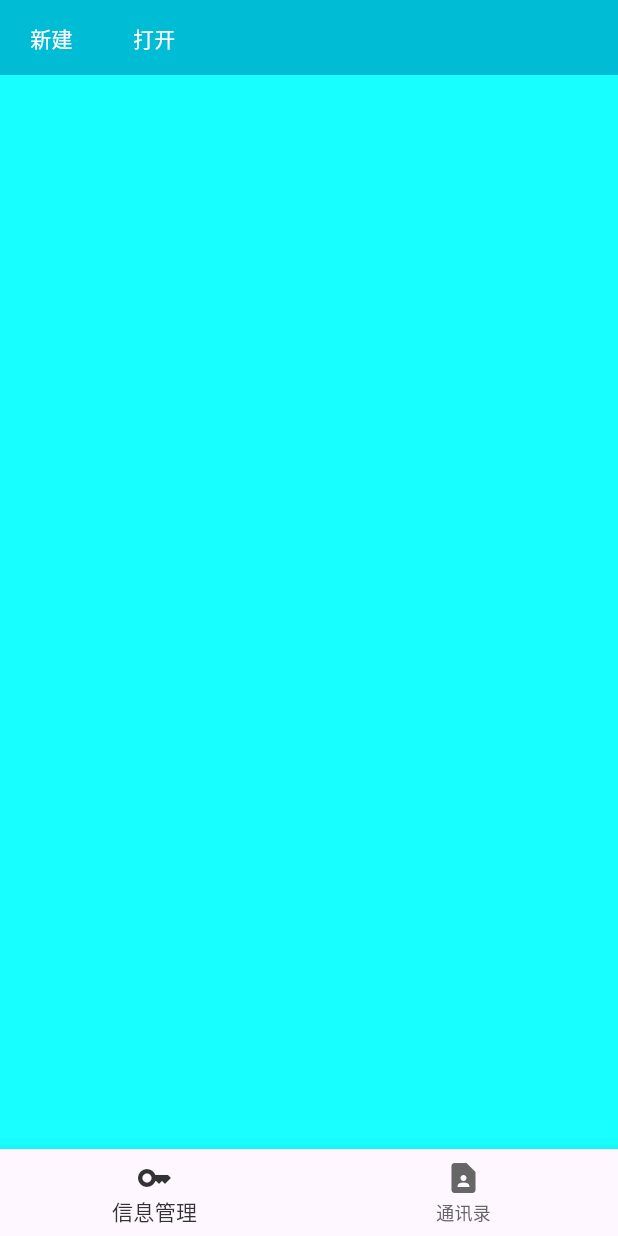
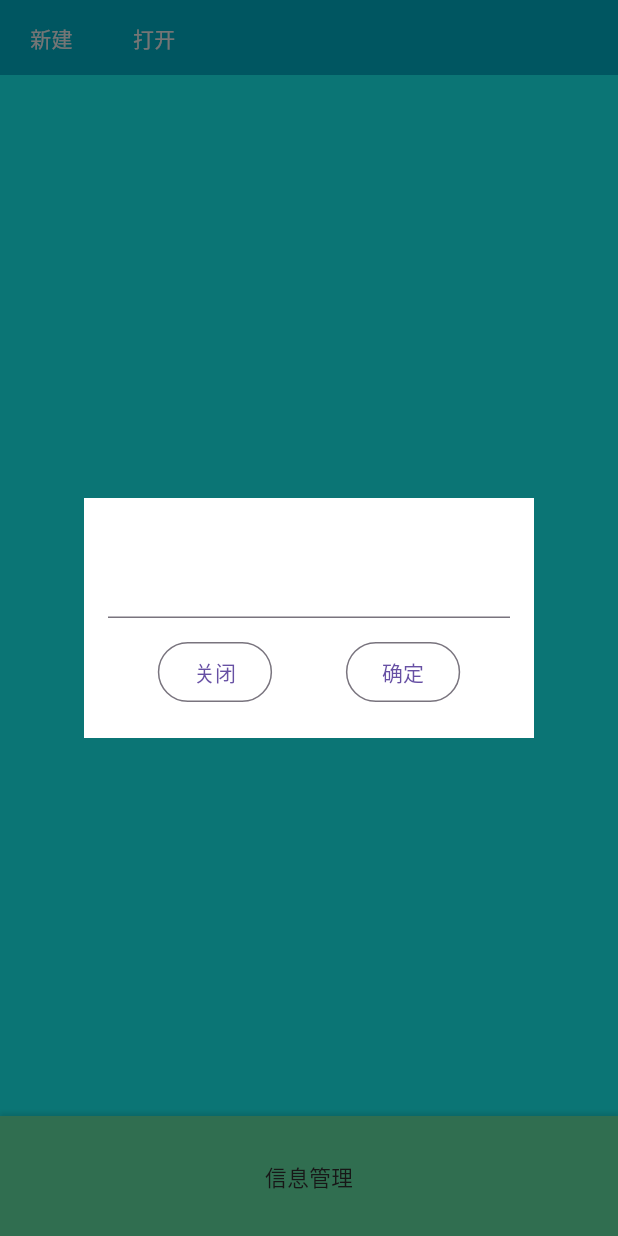
Before and after one commit to Rico-9617/r_keyfiles, a Flutter app: the screen it shows after launch, after a tap on "新建", on a phone screen of 412 x 824 dp. Run offline on Flutter 3.47's test engine with Material 3 defaults, Android fonts, the phone set to English and light mode, and no system bars; our stand-ins replace clock, convert, file_picker, logger, shared_preferences, synchronized and 1 more; missing offline and left inert: argon2_ffi_base, encrypt, flutter_windowmanager_plus, isolates, pointycastle, supercharged_dart.

Commit message:
add create kdbx; modify recycle group ui and add clear; modify main page tab;

```diff
--- a/lib/foundation/list_value_notifier.dart
+++ b/lib/foundation/list_value_notifier.dart
@@ -11,4 +11,9 @@
     value.remove(item);
     notifyListeners();
   }
+
+  void clearItems(){
+    value.clear();
+    notifyListeners();
+  }
 }
--- a/lib/model/kdbx_file_wrapper.dart
+++ b/lib/model/kdbx_file_wrapper.dart
@@ -11,7 +11,6 @@
   KdbxFile? kdbxFile;
   final encrypted = ValueNotifier(true);
   KdbxGroupWrapper? rootGroup;
-  final groups = ListValueNotifier(<KdbxGroupWrapper>[]);
 
   KdbxFileWrapper(this.path, {bool externalStore = false}) {
     this.externalStore.value = externalStore;
--- a/lib/repo/key_store_repo.dart
+++ b/lib/repo/key_store_repo.dart
@@ -46,12 +46,9 @@
     final streamController = StreamController<bool>();
     Future<void> decrypt() async {
       try {
-        print('restparse  : ${fileWrapper.title.value} ${fileWrapper.path}');
         final kdbx = await kdbxFormat.read(
             File(fileWrapper.path).readAsBytesSync(),
             Credentials(ProtectedValue.fromString(psw)));
-        print('restparse body.rootGroup: ${kdbx.body.rootGroup.name.get()}');
-        print('restparse body.rootGroup: ${kdbx.body.rootGroup}');
         fileWrapper.kdbxFile = kdbx;
         fileWrapper.title.value = kdbx.body.rootGroup.name.get() ?? 'Unnamed';
         fileWrapper.rootGroup =
--- a/lib/ui/main_page.dart
+++ b/lib/ui/main_page.dart
@@ -24,26 +24,50 @@
                     _ => const SizedBox.shrink(),
                   };
                 })),
-        ValueListenableBuilder(
-            valueListenable: _tab,
-            builder: (context, value, child) {
-              return BottomNavigationBar(
-                currentIndex: value,
-                selectedItemColor: AppColors.text0,
-                unselectedItemColor: AppColors.text1,
-                onTap: (index) {
-                  _tab.value = index;
+        Container(
+          decoration: const BoxDecoration(
+            color: Colors.greenAccent,
+            boxShadow: [
+              BoxShadow(
+                  color: Colors.black12,
+                  offset: Offset(0.0, -1.0),
+                  spreadRadius: 1,
+                  blurRadius: 2)
+            ],
+          ),
+          height: 80,
+          child: Row(
+            mainAxisAlignment: MainAxisAlignment.spaceEvenly,
+            children: [
+              InkWell(
+                onTap: () {
+                  _tab.value = 0;
                 },
-                items: const [
-                  BottomNavigationBarItem(
-                    icon: Icon(Icons.key),
-                    label: '信息管理',
-                  ),
-                  BottomNavigationBarItem(
-                      icon: Icon(Icons.contact_page), label: '通讯录'),
-                ],
-              );
-            }),
+                child: ValueListenableBuilder(
+                    valueListenable: _tab,
+                    builder: (_, index, __) {
+                      final selected = index == 0;
+                      return AnimatedScale(
+                        scale: 1.2,
+                        duration: const Duration(milliseconds: 150),
+                        child: Text(
+                          '信息管理',
+                          style: TextStyle(
+                              color: selected
+                                  ? AppColors.text0
+                                  : AppColors.textDisable,
+                              fontSize: 12),
+                        ),
+                      );
+                    }),
+              ),
+            ],
+          ),
+        ),
+        Container(
+          color: Colors.greenAccent,
+          height: MediaQuery.of(context).padding.bottom,
+        ),
       ],
     );
   }
```
Also changed, not shown: lib/controller/key_file_controller.dart (+33 -4 lines), lib/controller/key_group_detail_controller.dart (+36 -19 lines), lib/ui/key_manager/group_detail.dart (+58 -3 lines), lib/ui/key_manager/key_manager_tab_page.dart (+21 -2 lines).
